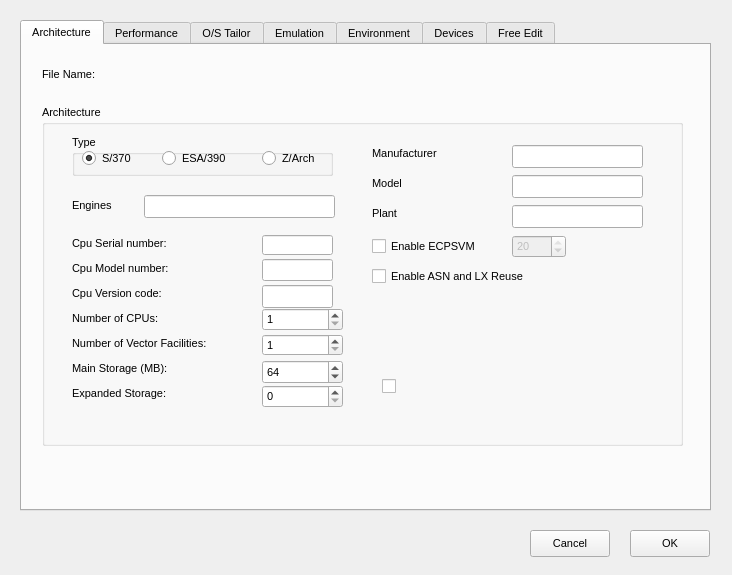
First picture: the form in HerculesStudio/HercConfiguration/Configuration.ui, repository fsword7/hercgui, before the edit.
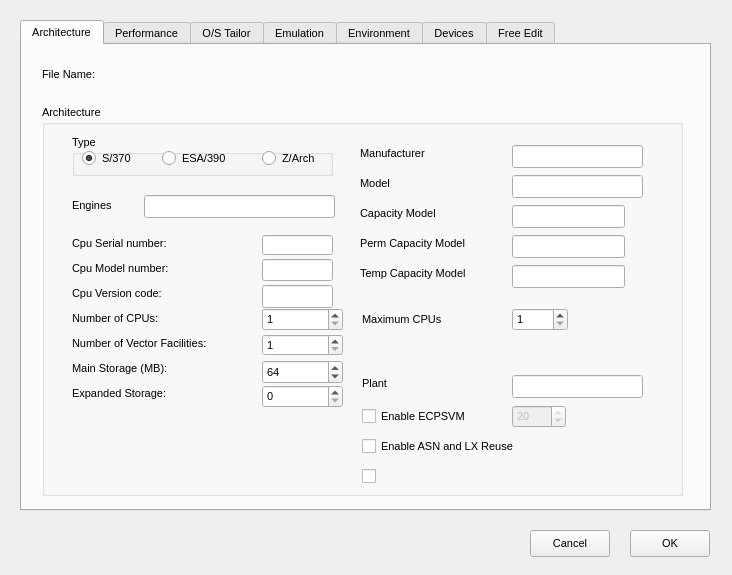
Second picture: the form after the edit.

```diff
--- a/HerculesStudio/HercConfiguration/Configuration.ui
+++ b/HerculesStudio/HercConfiguration/Configuration.ui
@@ -58,7 +58,7 @@
        <x>20</x>
        <y>60</y>
        <width>641</width>
-       <height>341</height>
+       <height>391</height>
       </rect>
      </property>
      <property name="title">
@@ -370,8 +370,8 @@
      <widget class="QCheckBox" name="ecpSvm">
       <property name="geometry">
        <rect>
-        <x>330</x>
-        <y>130</y>
+        <x>320</x>
+        <y>300</y>
         <width>131</width>
         <height>22</height>
        </rect>
@@ -387,7 +387,7 @@
       <property name="geometry">
        <rect>
         <x>470</x>
-        <y>130</y>
+        <y>300</y>
         <width>54</width>
         <height>23</height>
        </rect>
@@ -402,8 +402,8 @@
      <widget class="QCheckBox" name="alrfCheck">
       <property name="geometry">
        <rect>
-        <x>330</x>
-        <y>160</y>
+        <x>320</x>
+        <y>330</y>
         <width>221</width>
         <height>22</height>
        </rect>
@@ -451,7 +451,7 @@
      <widget class="QLabel" name="label_48">
       <property name="geometry">
        <rect>
-        <x>330</x>
+        <x>318</x>
         <y>40</y>
         <width>131</width>
         <height>17</height>
@@ -474,7 +474,7 @@
      <widget class="QLabel" name="label_15">
       <property name="geometry">
        <rect>
-        <x>330</x>
+        <x>318</x>
         <y>70</y>
         <width>121</width>
         <height>17</height>
@@ -498,7 +498,7 @@
       <property name="geometry">
        <rect>
         <x>470</x>
-        <y>100</y>
+        <y>270</y>
         <width>131</width>
         <height>23</height>
        </rect>
@@ -507,8 +507,8 @@
      <widget class="QLabel" name="label_50">
       <property name="geometry">
        <rect>
-        <x>330</x>
-        <y>100</y>
+        <x>320</x>
+        <y>270</y>
         <width>121</width>
         <height>17</height>
        </rect>
@@ -523,8 +523,8 @@
       </property>
       <property name="geometry">
        <rect>
-        <x>340</x>
-        <y>270</y>
+        <x>320</x>
+        <y>360</y>
         <width>97</width>
         <height>22</height>
        </rect>
@@ -536,6 +536,104 @@
        <bool>true</bool>
       </property>
      </widget>
+     <widget class="QSpinBox" name="maxCPUSpin">
+      <property name="geometry">
+       <rect>
+        <x>470</x>
+        <y>203</y>
+        <width>56</width>
+        <height>23</height>
+       </rect>
+      </property>
+      <property name="minimum">
+       <number>1</number>
+      </property>
+      <property name="value">
+       <number>1</number>
+      </property>
+     </widget>
+     <widget class="QLabel" name="label_54">
+      <property name="geometry">
+       <rect>
+        <x>320</x>
+        <y>205</y>
+        <width>121</width>
+        <height>19</height>
+       </rect>
+      </property>
+      <property name="text">
+       <string>Maximum CPUs</string>
+      </property>
+     </widget>
+     <widget class="QLineEdit" name="capacityModel">
+      <property name="geometry">
+       <rect>
+        <x>470</x>
+        <y>100</y>
+        <width>113</width>
+        <height>23</height>
+       </rect>
+      </property>
+     </widget>
+     <widget class="QLabel" name="label_55">
+      <property name="geometry">
+       <rect>
+        <x>318</x>
+        <y>100</y>
+        <width>121</width>
+        <height>17</height>
+       </rect>
+      </property>
+      <property name="text">
+       <string>Capacity Model</string>
+      </property>
+     </widget>
+     <widget class="QLineEdit" name="permCapacityModel">
+      <property name="geometry">
+       <rect>
+        <x>470</x>
+        <y>130</y>
+        <width>113</width>
+        <height>23</height>
+       </rect>
+      </property>
+     </widget>
+     <widget class="QLineEdit" name="tempCapacityModel">
+      <property name="geometry">
+       <rect>
+        <x>470</x>
+        <y>160</y>
+        <width>113</width>
+        <height>23</height>
+       </rect>
+      </property>
+     </widget>
+     <widget class="QLabel" name="label_56">
+      <property name="geometry">
+       <rect>
+        <x>318</x>
+        <y>130</y>
+        <width>151</width>
+        <height>17</height>
+       </rect>
+      </property>
+      <property name="text">
+       <string>Perm Capacity Model</string>
+      </property>
+     </widget>
+     <widget class="QLabel" name="label_57">
+      <property name="geometry">
+       <rect>
+        <x>318</x>
+        <y>160</y>
+        <width>151</width>
+        <height>17</height>
+       </rect>
+      </property>
+      <property name="text">
+       <string>Temp Capacity Model</string>
+      </property>
+     </widget>
     </widget>
     <widget class="QLabel" name="label_16">
      <property name="geometry">
```
Left out of the diff: 61 changed lines with no effect on the pictures.
